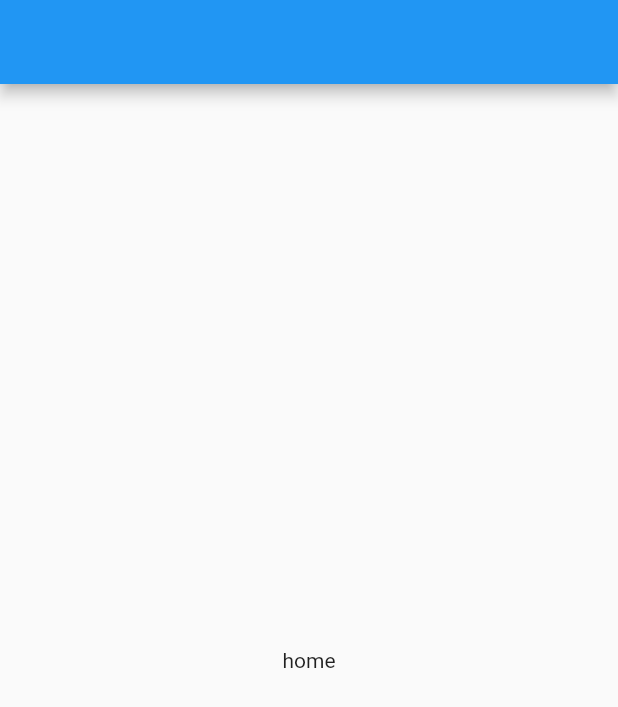
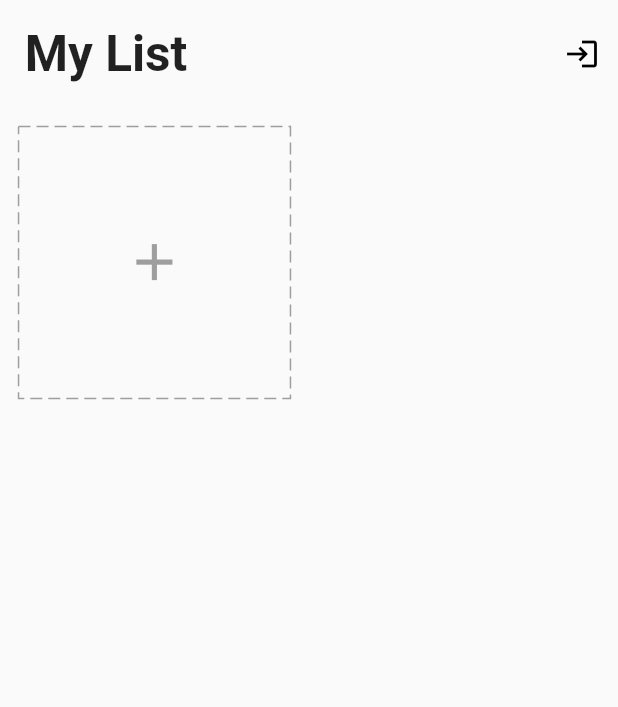
Before and after one commit to SaminYeaser/to_do, a Flutter app: the Home screen opened directly, on a phone screen of 412 x 824 dp. Shown: the top 707 px of the screen. Run offline on Flutter 3.47's test engine with Material 2 defaults, Android fonts, the phone set to English and light mode, and no system bars; drawn by our look-alikes of dotted_border; our stand-ins replace equatable, flutter_easyloading, get, get_storage, hexcolor, smooth_page_indicator and 1 more; accounts and stored records are empty.

Commit message:
task can be added in the list

```diff
--- a/lib/app/data/models/task.dart
+++ b/lib/app/data/models/task.dart
@@ -1,19 +1,19 @@
 import 'package:equatable/equatable.dart';
+import 'package:flutter/cupertino.dart';
 
 class Task extends Equatable{
-  final String title;
-  final int icon;
-  final String color;
+  final String? title;
+  final IconData? icon;
+  final Color? color;
   final List<dynamic>? todos;
 
   const Task(
-      {required this.title,
-      required this.icon,
-      required this.color,
-      required this.todos});
+      { this.title,
+       this.icon,
+       this.color, this.todos});
 
   Task copyWith(
-          {String? title, int? icon, String? color, List<dynamic>? todos}) =>
+          {String? title, IconData? icon, Color? color, List<dynamic>? todos}) =>
       Task(
           title: title ?? this.title,
           icon: icon ?? this.icon,
--- a/lib/app/data/providers/tasks/provider.dart
+++ b/lib/app/data/providers/tasks/provider.dart
@@ -5,7 +5,7 @@ import 'package:todo/app/core/utils/keys.dart';
 import 'package:todo/app/data/models/task.dart';
 import 'package:todo/app/data/service.dart';
 
-class TaslProvider{
+class TaskProvider{
   final StorageServices _storageServices = Get.find<StorageServices>();
 
   List<Task> readTasks(){
--- a/lib/app/data/repository.dart
+++ b/lib/app/data/repository.dart
@@ -0,0 +1,12 @@
+import 'package:todo/app/data/providers/tasks/provider.dart';
+
+import 'models/task.dart';
+
+class TaskRepository{
+  TaskProvider? taskProvider;
+  TaskRepository({required this.taskProvider});
+
+  List<Task>? readTask()=> taskProvider?.readTasks();
+  void writeTask(List<Task> tasks)=> taskProvider?.writeTasks(tasks);
+
+}
--- a/lib/app/data/service.dart
+++ b/lib/app/data/service.dart
@@ -6,7 +6,8 @@ class StorageServices extends GetxService{
   late GetStorage _box;
   Future<StorageServices> init() async{
     _box = GetStorage();
-    await _box.writeIfNull(taskKey,[]);
+    await _box.write(taskKey,[]);
+    // await _box.writeIfNull(taskKey,[]);
     return this;
   }
   T read<T>(String key){
--- a/lib/app/modules/home/controller.dart
+++ b/lib/app/modules/home/controller.dart
@@ -0,0 +1,36 @@
+import 'package:flutter/cupertino.dart';
+import 'package:get/get.dart';
+import 'package:todo/app/data/models/task.dart';
+import 'package:todo/app/data/repository.dart';
+
+class HomeController extends GetxController{
+  TaskRepository taskRepository;
+  HomeController({required this.taskRepository});
+
+  final tasks = <Task>[].obs;
+  final formKey = GlobalKey<FormState>();
+  final chipIndex = 0.obs;
+  final editController = TextEditingController();
+  @override
+  void onInit() {
+    tasks.assignAll(taskRepository.readTask()!);
+    ever(tasks, (_) => taskRepository.writeTask(tasks));
+    super.onInit();
+  }
+
+  @override
+  void onClose() {
+    // TODO: implement onClose
+    super.onClose();
+  }
+  void changeChipIndex(int value){
+    chipIndex.value = value;
+  }
+  bool addTask(Task task){
+    if(tasks.contains(task)){
+      return false;
+    }
+    tasks.add(task);
+    return false;
+  }
+}
--- a/lib/app/modules/home/view.dart
+++ b/lib/app/modules/home/view.dart
@@ -1,13 +1,55 @@
 import 'package:flutter/material.dart';
-
-class Home extends StatelessWidget {
-  const Home({Key? key}) : super(key: key);
-
+import 'package:get/get.dart';
+import 'package:get_storage/get_storage.dart';
+import 'package:todo/app/data/models/task.dart';
+import 'package:todo/app/modules/home/controller.dart';
+import 'package:todo/app/modules/home/widget/add_card.dart';
+import 'package:todo/app/modules/home/widget/task_cart.dart';
+import 'package:todo/onboarding.dart';
+import 'package:todo/app/core/utils/extension.dart';
+class Home extends GetView<HomeController> {
+   Home({Key? key}) : super(key: key);
+  final _onBoarding = GetStorage('onBoarding');
   @override
   Widget build(BuildContext context) {
     return Scaffold(
-      appBar: AppBar(),
-      body: Center(child: Text('home')),
+
+      resizeToAvoidBottomInset: true,
+      body: SafeArea(
+        child: ListView(
+          children: [
+            Row(
+              mainAxisAlignment: MainAxisAlignment.spaceBetween,
+              children: [
+                Padding(
+                  padding:  EdgeInsets.all(4.0.wp),
+                  child: Text('My List', style: TextStyle(
+                    fontSize: 24.0.sp,
+                    fontWeight: FontWeight.bold
+                  ),),
+                ),
+                IconButton(
+                    onPressed: (){
+                      _onBoarding.write('onBoarding', true);
+                      Navigator.of(context).pushReplacement(
+                          MaterialPageRoute(builder: (context)=> const Onboarding())
+                      );
+                    },
+                    icon: const Icon(Icons.login, color: Colors.black,))
+              ],
+            ),
+            Obx(()=>GridView.count(
+              crossAxisCount: 2,
+              shrinkWrap: true,
+              physics: const ClampingScrollPhysics(),
+              children: [
+                ...controller.tasks.map((element) =>
+                    TaskCard(task: element)).toList(),
+                AddCard()
+              ],
+            ))
+          ],
+        ),),
     );
   }
 }
--- /dev/null
+++ b/lib/app/widget/icons.dart
@@ -0,0 +1,14 @@
+import 'package:flutter/material.dart';
+import 'package:todo/app/core/value/colors.dart';
+import 'package:todo/app/core/value/icons.dart';
+
+List<Icon> getIcon(){
+  return const[
+    Icon(Icons.person,color: purple,),
+    Icon(Icons.work,color: pink,),
+    Icon(Icons.movie,color: green,),
+    Icon(Icons.sports,color: yellow,),
+    Icon(Icons.wallet_travel_rounded,color: deepPink,),
+    Icon(Icons.shop,color: lightBlue,),
+  ];
+}
--- a/lib/main.dart
+++ b/lib/main.dart
@@ -1,27 +1,33 @@
 import 'package:flutter/material.dart';
+import 'package:flutter_easyloading/flutter_easyloading.dart';
 import 'package:get/get.dart';
 import 'package:get_storage/get_storage.dart';
 import 'package:todo/app/data/service.dart';
+import 'package:todo/app/modules/home/binding.dart';
 import 'app/modules/home/view.dart';
+import 'onboarding.dart';
 
 void main()async {
   await GetStorage.init();
   await Get.putAsync(() => StorageServices().init());
-  runApp(const MyApp());
+  runApp( MyApp());
 }
 
 class MyApp extends StatelessWidget {
-  const MyApp({Key? key}) : super(key: key);
-
+  var onBoardingSituation = GetStorage('onBoarding');
   // This widget is the root of your application.
   @override
   Widget build(BuildContext context) {
     return GetMaterialApp(
+      initialBinding: HomeBinding(),
+      debugShowCheckedModeBanner: false,
       title: 'To Do Application',
       theme: ThemeData(
         primarySwatch: Colors.blue,
       ),
-      home:  Home(),
+      home: onBoardingSituation.read('onBoarding') == false ?
+       Home() :  const Onboarding(),
+      builder: EasyLoading.init(),
     );
   }
 }
--- a/pubspec.yaml
+++ b/pubspec.yaml
@@ -37,6 +37,11 @@ dependencies:
   get: ^4.5.1
   get_storage: ^2.0.3
   equatable: ^2.0.3
+  smooth_page_indicator: ^1.0.0+2
+  dotted_border: ^2.0.0+2
+  flutter_easyloading: ^3.0.5
+  hexcolor: 2.0.7
+  step_progress_indicator: ^1.0.1
 
 dev_dependencies:
   flutter_test:
```
Also changed, not shown: lib/app/modules/home/binding.dart (+16 -0 lines), lib/app/modules/home/widget/add_card.dart (added, +118 -0 lines), lib/app/modules/home/widget/task_cart.dart (added, +73 -0 lines), lib/onboarding.dart (added, +105 -0 lines), pubspec.lock.
